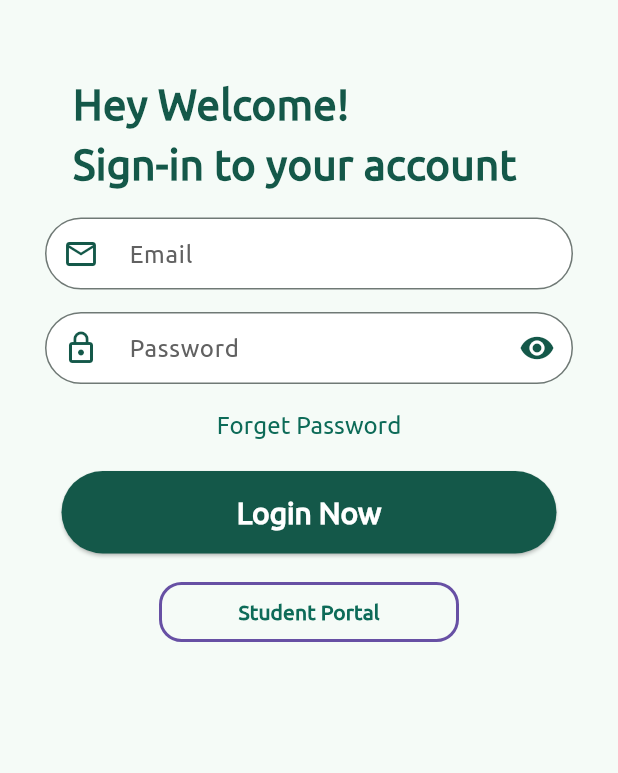
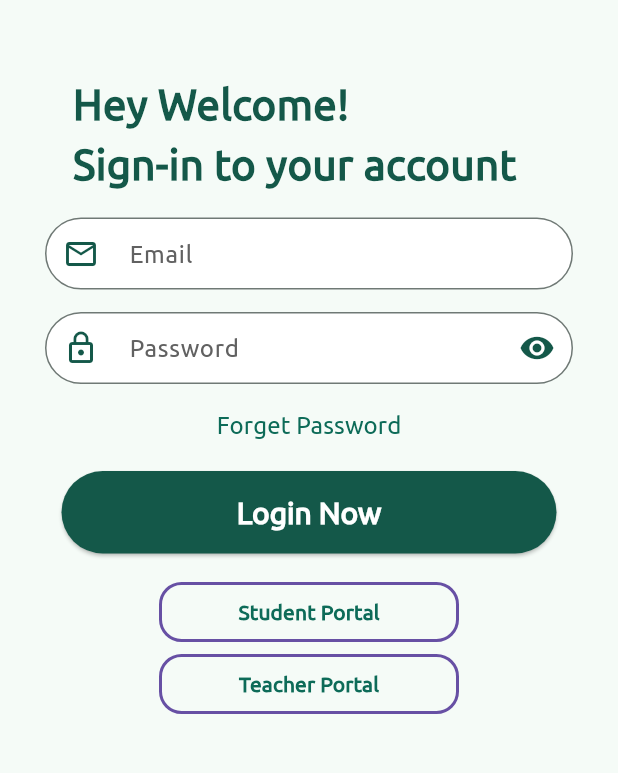
Before and after one commit to HafizHuzaifa76/DigitalAcademicPortal-FYP, a Flutter app: the screen it shows after launch, on a phone screen of 412 x 824 dp, the part 390-1163 px from its top. Run offline on Flutter 3.47's test engine with Material 3 defaults, Android fonts, the light colour scheme and no system bars; our stand-ins replace auto_size_text, cloud_firestore, dartz, file_picker, firebase_auth, firebase_core and 12 more; missing offline and left inert: excel; accounts and stored records are empty.

Commit message:
teacher dashboard added

```diff
--- a/lib/features/auth/presentation/pages/LoginPage.dart
+++ b/lib/features/auth/presentation/pages/LoginPage.dart
@@ -227,9 +227,19 @@ class _LoginPageState extends State<LoginPage> {
                             fixedSize: const Size(200, 0)
                         ),
                         onPressed: (){
-                          Get.off(()=> const StudentPortalDashboardPage());
+                          Get.offNamed('/studentDashboard');
                         },
                         child: const Text('Student Portal', style: TextStyle(fontWeight: FontWeight.bold),)
+                    ),
+
+                    OutlinedButton(
+                        style: OutlinedButton.styleFrom(
+                            fixedSize: const Size(200, 0)
+                        ),
+                        onPressed: (){
+                          Get.offNamed('/teacherDashboard');
+                        },
+                        child: const Text('Teacher Portal', style: TextStyle(fontWeight: FontWeight.bold),)
                     ),
                   ],
                 ),
--- a/lib/main.dart
+++ b/lib/main.dart
@@ -14,6 +14,7 @@ import 'package:digital_academic_portal/features/administrator_panel/shared/teac
 import 'package:digital_academic_portal/features/administrator_panel/shared/timetable/presentation/bindings/TimeTableBindings.dart';
 import 'package:digital_academic_portal/features/administrator_panel/shared/timetable/presentation/pages/SectionTimeTablePage.dart';
 import 'package:digital_academic_portal/features/administrator_panel/shared/timetable/presentation/pages/SemesterTimeTablePage.dart';
+import 'package:digital_academic_portal/features/teacher_panel/presentation/pages/TeacherDashboardPage.dart';
 import 'package:digital_academic_portal/shared/presentation/pages/SplashScreen.dart';
 import 'package:firebase_core/firebase_core.dart';
 import 'package:flutter/foundation.dart';
@@ -29,6 +30,7 @@ import 'features/administrator_panel/shared/noticeboard/presentation/bindings/No
 import 'features/administrator_panel/shared/sections/presentation/pages/SectionListPage.dart';
 import 'features/administrator_panel/shared/student/presentation/pages/AllStudentsPage.dart';
 import 'features/auth/presentation/bindings/AuthBinding.dart';
+import 'features/student_panel/presentation/pages/StudentPanelDashboardPage.dart';
 import 'features/student_panel/shared/student_attendance/presentation/pages/Stu_Attendance.dart';
 import 'features/student_panel/shared/student_chatbot/presentation/pages/Stu_ChatBot.dart';
 import 'features/student_panel/shared/student_courses/presentation/pages/Stu_AllCourses.dart';
@@ -115,6 +117,16 @@ class MyApp extends StatelessWidget {
         GetPage(
           name: '/admin',
           page: () => const AdministratorDashboardPage(),
+          // binding: DepartmentBinding()
+        ),
+        GetPage(
+          name: '/teacherDashboard',
+          page: () => const TeacherDashboardPage(),
+          // binding: DepartmentBinding()
+        ),
+        GetPage(
+          name: '/studentDashboard',
+          page: () => const StudentPortalDashboardPage(),
           // binding: DepartmentBinding()
         ),
         GetPage(
```
Also changed, not shown: lib/features/teacher_panel/presentation/pages/TeacherDashboardPage.dart (added, +19 -0 lines).
